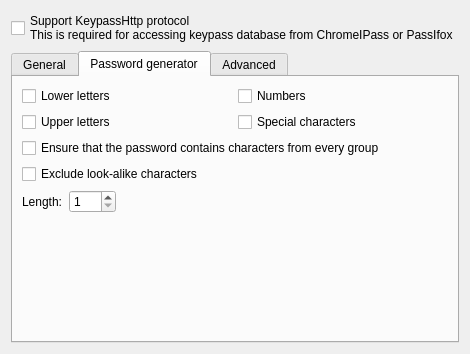
keepassxreboot/keepassxc, file src/http/OptionDialog.ui: the form before one commit.
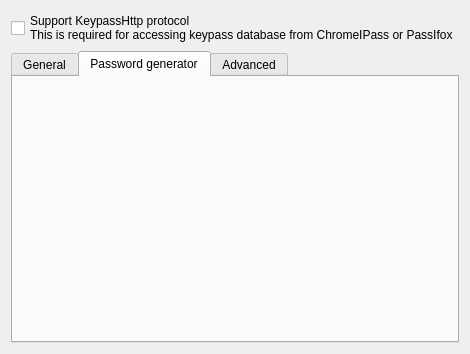
The form after the commit. The open tabs and pages were chosen to show the change. Custom widgets are drawn as their Qt base class.

Commit message: Fixed password generation for keepasshttp

Diff of the .ui file:
```diff
--- a/src/http/OptionDialog.ui
+++ b/src/http/OptionDialog.ui
@@ -114,88 +114,7 @@
       </attribute>
       <layout class="QVBoxLayout" name="verticalLayout_4">
        <item>
-        <layout class="QHBoxLayout" name="horizontalLayout">
-         <item>
-          <layout class="QGridLayout" name="gridLayout_2">
-           <item row="0" column="0">
-            <widget class="QCheckBox" name="checkBoxLower">
-             <property name="text">
-              <string>Lower letters</string>
-             </property>
-            </widget>
-           </item>
-           <item row="0" column="1">
-            <widget class="QCheckBox" name="checkBoxNumbers">
-             <property name="text">
-              <string>Numbers</string>
-             </property>
-            </widget>
-           </item>
-           <item row="1" column="0">
-            <widget class="QCheckBox" name="checkBoxUpper">
-             <property name="text">
-              <string>Upper letters</string>
-             </property>
-            </widget>
-           </item>
-           <item row="1" column="1">
-            <widget class="QCheckBox" name="checkBoxSpecialChars">
-             <property name="text">
-              <string>Special characters</string>
-             </property>
-            </widget>
-           </item>
-          </layout>
-         </item>
-        </layout>
-       </item>
-       <item>
-        <widget class="QCheckBox" name="checkBoxEnsureEvery">
-         <property name="text">
-          <string>Ensure that the password contains characters from every group</string>
-         </property>
-        </widget>
-       </item>
-       <item>
-        <widget class="QCheckBox" name="checkBoxExcludeAlike">
-         <property name="text">
-          <string>Exclude look-alike characters</string>
-         </property>
-        </widget>
-       </item>
-       <item>
-        <layout class="QHBoxLayout" name="horizontalLayout_2">
-         <item>
-          <widget class="QLabel" name="labelLength">
-           <property name="text">
-            <string>Length:</string>
-           </property>
-          </widget>
-         </item>
-         <item>
-          <widget class="QSpinBox" name="spinBoxLength">
-           <property name="minimum">
-            <number>1</number>
-           </property>
-           <property name="maximum">
-            <number>999</number>
-           </property>
-          </widget>
-         </item>
-         <item>
-          <spacer name="horizontalSpacer_2">
-           <property name="orientation">
-            <enum>Qt::Horizontal</enum>
-           </property>
-           <property name="sizeHint" stdset="0">
-            <size>
-             <width>40</width>
-             <height>20</height>
-            </size>
-           </property>
-          </spacer>
-         </item>
-        </layout>
+        <widget class="HttpPasswordGeneratorWidget" name="passwordGenerator" native="true"/>
        </item>
        <item>
         <spacer name="verticalSpacer_3">
@@ -300,6 +219,19 @@
    </item>
   </layout>
  </widget>
+ <customwidgets>
+  <customwidget>
+   <class>HttpPasswordGeneratorWidget</class>
+   <extends>QWidget</extends>
+   <header>http/HttpPasswordGeneratorWidget.h</header>
+   <container>1</container>
+  </customwidget>
+  <customwidget>
+   <class>PasswordEdit</class>
+   <extends>QLineEdit</extends>
+   <header>gui/PasswordEdit.h</header>
+  </customwidget>
+ </customwidgets>
  <resources/>
  <connections/>
 </ui>
```
The commit also changes 8 other files.
